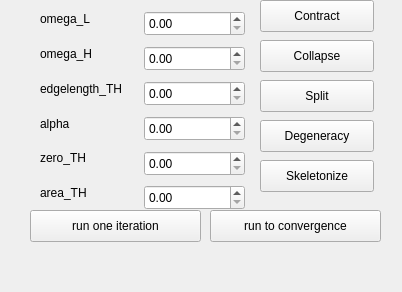
First picture: the form in Polyhedron/demo/Polyhedron/Mean_curvature_flow_skeleton_plugin.ui, repository CGAL/cgal, before the edit.
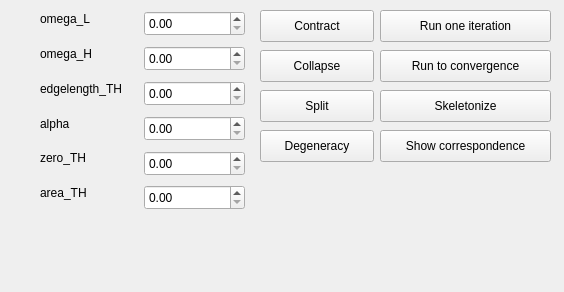
Second picture: the form after the edit.

Commit message: add a little demo for correspondence tracking

Diff of the .ui file:
```diff
--- a/Polyhedron/demo/Polyhedron/Mean_curvature_flow_skeleton_plugin.ui
+++ b/Polyhedron/demo/Polyhedron/Mean_curvature_flow_skeleton_plugin.ui
@@ -6,7 +6,7 @@
    <rect>
     <x>0</x>
     <y>0</y>
-    <width>402</width>
+    <width>564</width>
     <height>292</height>
    </rect>
   </property>
@@ -31,7 +31,7 @@
     <property name="geometry">
      <rect>
       <x>260</x>
-      <y>0</y>
+      <y>10</y>
       <width>114</width>
       <height>32</height>
      </rect>
@@ -146,7 +146,7 @@
     <property name="geometry">
      <rect>
       <x>260</x>
-      <y>40</y>
+      <y>50</y>
       <width>114</width>
       <height>32</height>
      </rect>
@@ -159,7 +159,7 @@
     <property name="geometry">
      <rect>
       <x>260</x>
-      <y>80</y>
+      <y>90</y>
       <width>114</width>
       <height>32</height>
      </rect>
@@ -172,7 +172,7 @@
     <property name="geometry">
      <rect>
       <x>260</x>
-      <y>120</y>
+      <y>130</y>
       <width>114</width>
       <height>32</height>
      </rect>
@@ -184,22 +184,22 @@
    <widget class="QPushButton" name="pushButton_run">
     <property name="geometry">
      <rect>
-      <x>30</x>
-      <y>210</y>
+      <x>380</x>
+      <y>10</y>
       <width>171</width>
       <height>32</height>
      </rect>
     </property>
     <property name="text">
-     <string>run one iteration</string>
+     <string>Run one iteration</string>
     </property>
    </widget>
    <widget class="QPushButton" name="pushButton_skeletonize">
     <property name="geometry">
      <rect>
-      <x>260</x>
-      <y>160</y>
-      <width>114</width>
+      <x>380</x>
+      <y>90</y>
+      <width>171</width>
       <height>32</height>
      </rect>
     </property>
@@ -210,14 +210,14 @@
    <widget class="QPushButton" name="pushButton_converge">
     <property name="geometry">
      <rect>
-      <x>210</x>
-      <y>210</y>
+      <x>380</x>
+      <y>50</y>
       <width>171</width>
       <height>32</height>
      </rect>
     </property>
     <property name="text">
-     <string>run to convergence</string>
+     <string>Run to convergence</string>
     </property>
    </widget>
    <widget class="QDoubleSpinBox" name="area_TH">
@@ -243,6 +243,19 @@
      <string>area_TH</string>
     </property>
    </widget>
+   <widget class="QPushButton" name="pushButton_correspondence">
+    <property name="geometry">
+     <rect>
+      <x>380</x>
+      <y>130</y>
+      <width>171</width>
+      <height>32</height>
+     </rect>
+    </property>
+    <property name="text">
+     <string>Show correspondence</string>
+    </property>
+   </widget>
    <zorder>zero_TH</zorder>
    <zorder>omega_H</zorder>
    <zorder>edgelength_TH</zorder>
```
Left out of the diff: 1 changed line with no effect on the pictures. The commit also changes 1 other file.
